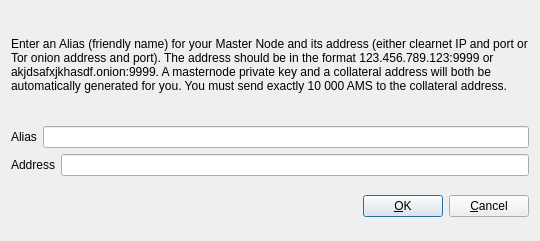
Qt form src/qt/forms/addeditadrenalinenode.ui (midnight-miner/AmsterdamCoin) before a commit.
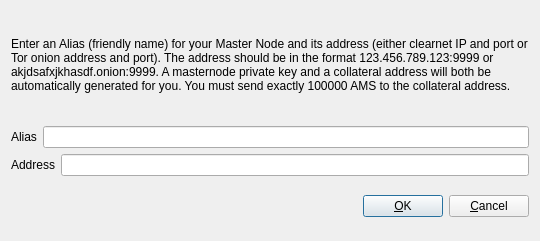
The same form after that commit.

Commit message: Dutch translations

Diff of the .ui file:
```diff
--- a/src/qt/forms/addeditadrenalinenode.ui
+++ b/src/qt/forms/addeditadrenalinenode.ui
@@ -34,7 +34,7 @@
         </sizepolicy>
        </property>
        <property name="text">
-        <string>&lt;html&gt;&lt;head/&gt;&lt;body&gt;&lt;p&gt;Enter an Alias (friendly name) for your Master Node and its address (either clearnet IP and port or Tor onion address and port).  The address should be in the format 123.456.789.123:9999 or akjdsafxjkhasdf.onion:9999.  A masternode private key and a collateral address will both be automatically generated for you.  You must send exactly 10 000 AMS to the collateral address.&lt;/p&gt;&lt;/body&gt;&lt;/html&gt;</string>
+        <string>&lt;html&gt;&lt;head/&gt;&lt;body&gt;&lt;p&gt;Enter an Alias (friendly name) for your Master Node and its address (either clearnet IP and port or Tor onion address and port).  The address should be in the format 123.456.789.123:9999 or akjdsafxjkhasdf.onion:9999.  A masternode private key and a collateral address will both be automatically generated for you.  You must send exactly 100000 AMS to the collateral address.&lt;/p&gt;&lt;/body&gt;&lt;/html&gt;</string>
        </property>
        <property name="wordWrap">
         <bool>true</bool>
```
The commit also changes 2 other files.
